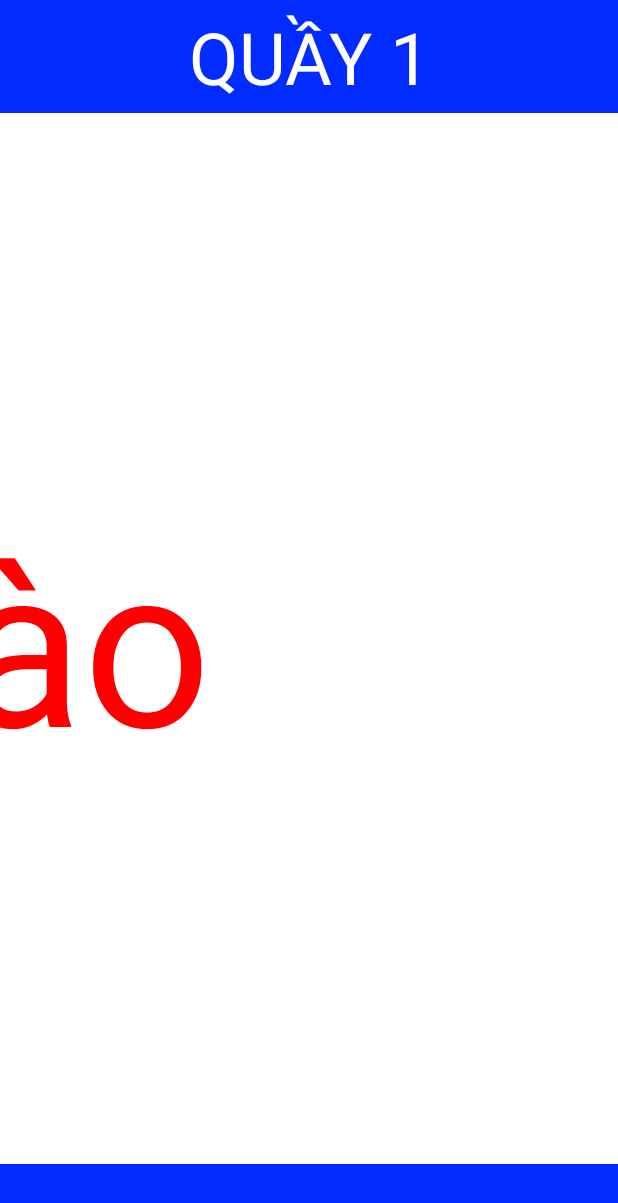
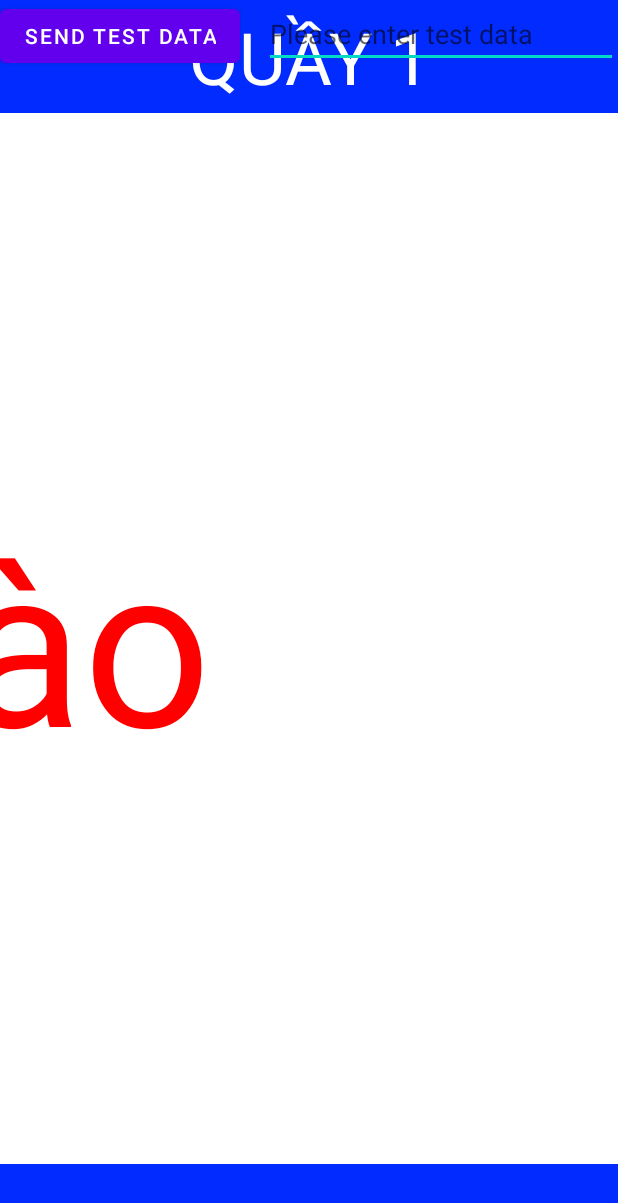
Before and after one commit to tuandungnguyen/qms, an Android app: the screen it shows after launch (MainActivity), on a phone screen of 412 x 824 dp. Shown: the top 1203 px of the screen. Run offline under Robolectric (Android 15) with nearby library versions, the phone set to English and light mode, and no system bars; our stand-ins replace data binding.

```diff
--- a/app/src/main/java/com/ntd/qms/ConfigFragment.java
+++ b/app/src/main/java/com/ntd/qms/ConfigFragment.java
@@ -192,7 +192,7 @@ public class ConfigFragment extends Fragment implements DeviceAdapter.ClickListe
     public void onResume() {
         super.onResume();
         refresh();
-        //selectedUSBDevice= true;
+        selectedUSBDevice= true;
     }
 
     void refresh() {
--- a/app/src/main/java/com/ntd/qms/TerminalFragment.java
+++ b/app/src/main/java/com/ntd/qms/TerminalFragment.java
@@ -1,17 +1,14 @@
 package com.ntd.qms;
 
-import android.app.AlertDialog;
 import android.app.PendingIntent;
 import android.content.BroadcastReceiver;
 import android.content.Context;
-import android.content.DialogInterface;
 import android.content.Intent;
 import android.content.IntentFilter;
 import android.content.SharedPreferences;
 import android.hardware.usb.UsbDevice;
 import android.hardware.usb.UsbDeviceConnection;
 import android.hardware.usb.UsbManager;
-import android.os.Build;
 import android.os.Bundle;
 import android.os.Handler;
 import android.os.Looper;
@@ -28,15 +25,12 @@ import android.widget.ToggleButton;
 
 import androidx.annotation.NonNull;
 import androidx.annotation.Nullable;
-import androidx.annotation.RequiresApi;
 import androidx.databinding.DataBindingUtil;
 import androidx.fragment.app.Fragment;
 import androidx.recyclerview.widget.GridLayoutManager;
-import androidx.recyclerview.widget.LinearLayoutManager;
 import androidx.recyclerview.widget.RecyclerView;
 
 import com.google.firebase.crashlytics.FirebaseCrashlytics;
-import com.google.firebase.encoders.annotations.Encodable;
 import com.hoho.android.usbserial.driver.UsbSerialDriver;
 import com.hoho.android.usbserial.driver.UsbSerialPort;
 import com.hoho.android.usbserial.driver.UsbSerialProber;
@@ -189,7 +183,7 @@ public class TerminalFragment extends Fragment implements SerialInputOutputManag
 
         listItem = new ArrayList<>();
 
-        binding.receiveText.setTextColor(getResources().getColor(R.color.colorRecieveText)); // set as default color to reduce number of spans
+        binding.receiveText.setTextColor(getResources().getColor(R.color.colorReceiveText)); // set as default color to reduce number of spans
         binding.receiveText.setMovementMethod(ScrollingMovementMethod.getInstance());
 
         binding.sendBtn.setOnClickListener(v -> send(binding.sendText.getText().toString()));
@@ -554,6 +548,8 @@ public class TerminalFragment extends Fragment implements SerialInputOutputManag
                 //Hien Thi
                 if (receiveStrings[0].equals("" + androidBoxID) || receiveStrings[0].equals("0") && receiveStrings[2].equals("103")) {
 
+                    //STXsID,rID,cmd,param1,param2,csETX
+
                     if (prefs.getInt(MainActivity.KEY_LINE_NUMBER, 1) == 1) {
 
                         //Counter Display
@@ -574,14 +570,17 @@ public class TerminalFragment extends Fragment implements SerialInputOutputManag
                             } else if (param1 == -3) {
                                 binding.tvNumber.setVisibility(View.GONE);
                                 binding.tvStatus.setVisibility(View.VISIBLE);
+                                binding.tvStatus.startScroll();
                                 binding.tvStatus.setText(getText(R.string.status_pause));
                             } else if (param1 == -6) {
                                 binding.tvNumber.setVisibility(View.GONE);
                                 binding.tvStatus.setVisibility(View.VISIBLE);
+                                binding.tvStatus.startScroll();
                                 binding.tvStatus.setText(getText(R.string.status_welcome));
                             } else if (param1 == -7) {
                                 binding.tvNumber.setVisibility(View.GONE);
                                 binding.tvStatus.setVisibility(View.VISIBLE);
+                                binding.tvStatus.startScroll();
                                 binding.tvStatus.setText(getText(R.string.status_thankyou));
                             }
 
--- a/app/src/main/res/layout/fragment_terminal.xml
+++ b/app/src/main/res/layout/fragment_terminal.xml
@@ -9,6 +9,7 @@
         android:layout_height="match_parent"
         android:orientation="vertical">
 
+        <!-- Original source code of library-->
         <LinearLayout
             android:id="@+id/layoutControlPanel"
             android:layout_width="match_parent"
@@ -138,6 +139,7 @@
 
         </LinearLayout>
 
+        <!-- Counter Display-->
         <androidx.constraintlayout.widget.ConstraintLayout
             android:id="@+id/layoutCounterDisplay"
             android:layout_width="match_parent"
@@ -242,6 +244,7 @@
 
         </androidx.constraintlayout.widget.ConstraintLayout>
 
+        <!-- Main Display-->
         <androidx.constraintlayout.widget.ConstraintLayout
             android:id="@+id/layoutMainDisplay"
             android:layout_width="match_parent"
@@ -350,7 +353,7 @@
 
         </androidx.constraintlayout.widget.ConstraintLayout>
 
-
+        <!-- Overlay button for switching Config and Display screen-->
         <View
             android:id="@+id/btnMenuConfig"
             android:layout_width="0dp"
@@ -361,6 +364,7 @@
             app:layout_constraintStart_toStartOf="parent"
             app:layout_constraintTop_toTopOf="parent" />
 
+        <!-- Receive text view for debug-->
         <TextView
             android:id="@+id/tvTextReceive"
             android:layout_width="wrap_content"
@@ -373,13 +377,14 @@
             app:layout_constraintTop_toTopOf="parent"
             tools:text="Receive Text" />
 
+        <!-- Test box-->
         <androidx.constraintlayout.widget.ConstraintLayout
             android:id="@+id/test_box"
             android:layout_width="match_parent"
             android:layout_height="wrap_content"
             android:clickable="true"
             android:focusable="true"
-            android:visibility="gone"
+            android:visibility="visible"
             app:layout_constraintStart_toStartOf="parent"
             app:layout_constraintTop_toTopOf="parent">
 
--- a/app/src/main/res/layout/item_order_and_room.xml
+++ b/app/src/main/res/layout/item_order_and_room.xml
@@ -21,9 +21,6 @@
         android:layout_height="@dimen/dp_64"
         android:src="@drawable/arrow_right"
         android:contentDescription="Direction" />
-
-
-
 
 
     <androidx.appcompat.widget.AppCompatTextView
--- a/app/src/main/res/values/colors.xml
+++ b/app/src/main/res/values/colors.xml
@@ -12,7 +12,7 @@
     <color name="colorPrimaryDark">#022cff</color>
     <color name="colorAccent">#022cff</color>
 
-    <color name="colorRecieveText">#00FF00</color>
+    <color name="colorReceiveText">#00FF00</color>
     <color name="colorSendText">#82CAFF</color>
     <color name="colorStatusText">#FFDB58</color>
 
@@ -27,7 +27,7 @@
     <color name="blue">#022cff</color>
 
     <color name="grey">#706F6F</color>
-    <color name="light_grey">#E1E0E0</color>
+    <color name="light_grey">#FAFAFA</color>
     <color name="dark_grey">#BCBABA</color>
 
 </resources>
--- a/usbSerialForAndroid/build.gradle
+++ b/usbSerialForAndroid/build.gradle
@@ -17,11 +17,7 @@ android {
     }
 
 
-    compileOptions {
-        sourceCompatibility JavaVersion.VERSION_1_8
-        targetCompatibility JavaVersion.VERSION_1_8
-    }
-    ndkVersion '22.1.7171670'
+
 }
 
 dependencies {
```
Also changed, not shown: app/src/main/java/com/ntd/qms/adapter/OrderAndRoomAdapter.java (+4 -6 lines).
